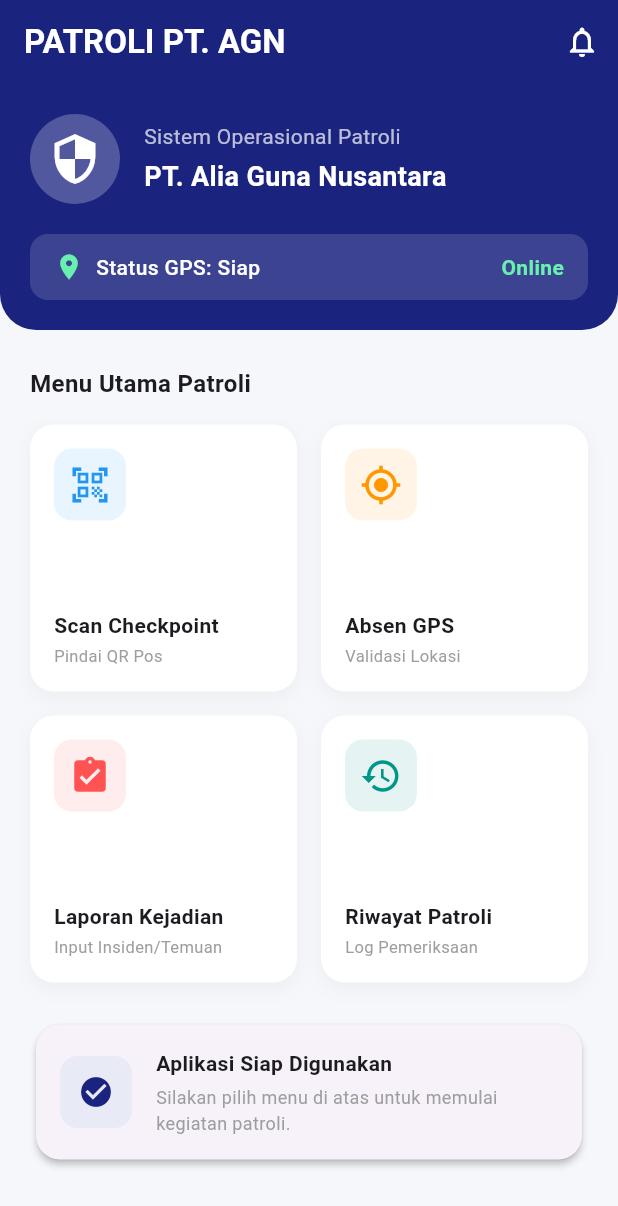
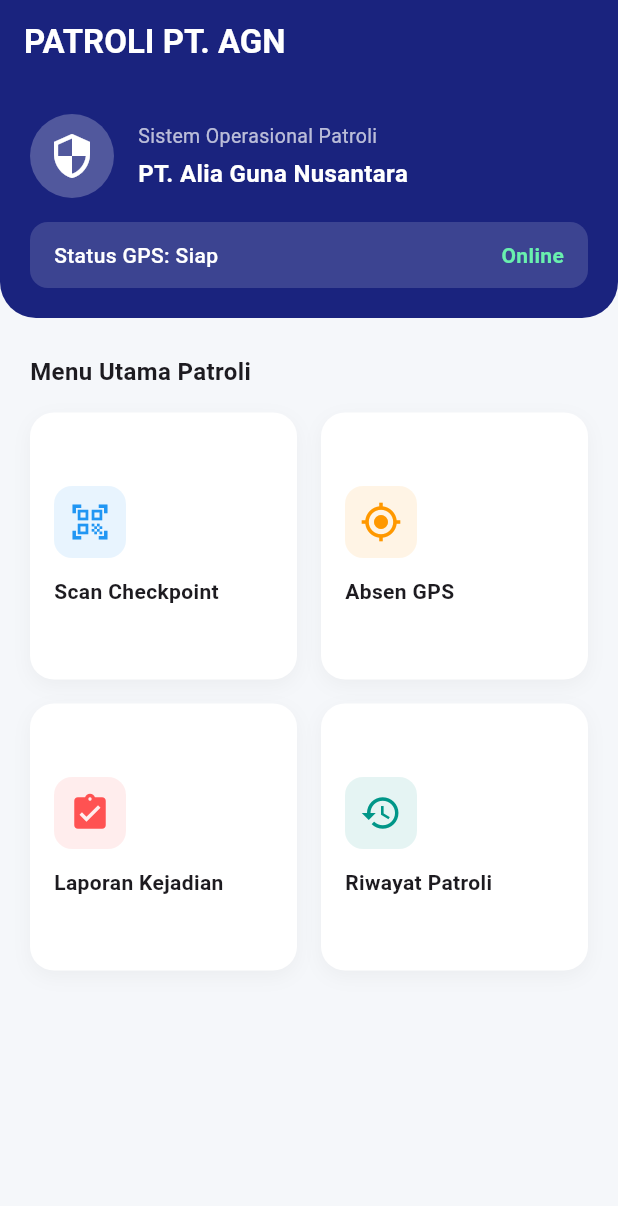
Before and after one commit to Aliaguna/patroli-agn, a Flutter app: the screen it shows after launch, on a phone screen of 412 x 824 dp. Shown: the top 1206 px of the screen. Run offline on Flutter 3.47's test engine with Material 3 defaults, Android fonts, the phone set to English and light mode, and no system bars; statements that could not run were skipped.

Commit message:
Refactor main.dart for UI improvements
Removed unused action buttons and comments, adjusted layout and styling for UI elements.

```diff
--- a/lib/main.dart
+++ b/lib/main.dart
@@ -34,18 +34,11 @@
         ),
         backgroundColor: const Color(0xFF1A237E),
         elevation: 0,
-        actions: [
-          IconButton(
-            icon: const Icon(Icons.notifications_none, color: Colors.white),
-            onPressed: () {},
-          ),
-        ],
       ),
       body: SingleChildScrollView(
         child: Column(
           crossAxisAlignment: CrossAxisAlignment.start,
           children: [
-            // Banner Profil & Status
             Container(
               padding: const EdgeInsets.all(20),
               decoration: const BoxDecoration(
@@ -60,9 +53,9 @@
                   Row(
                     children: [
                       const CircleAvatar(
-                        radius: 30,
+                        radius: 28,
                         backgroundColor: Colors.white24,
-                        child: Icon(Icons.security, size: 36, color: Colors.white),
+                        child: Icon(Icons.security, size: 32, color: Colors.white),
                       ),
                       const SizedBox(width: 16),
                       Column(
@@ -70,14 +63,14 @@
                         children: const [
                           Text(
                             'Sistem Operasional Patroli',
-                            style: TextStyle(color: Colors.white70, fontSize: 14),
+                            style: TextStyle(color: Colors.white70, fontSize: 13),
                           ),
                           SizedBox(height: 4),
                           Text(
                             'PT. Alia Guna Nusantara',
                             style: TextStyle(
                               color: Colors.white,
-                              fontSize: 18,
+                              fontSize: 16,
                               fontWeight: FontWeight.bold,
                             ),
                           ),
@@ -85,7 +78,7 @@
                       ),
                     ],
                   ),
-                  const SizedBox(height: 20),
+                  const SizedBox(height: 16),
                   Container(
                     padding: const EdgeInsets.symmetric(horizontal: 16, vertical: 12),
                     decoration: BoxDecoration(
@@ -95,15 +88,9 @@
                     child: Row(
                       mainAxisAlignment: MainAxisAlignment.spaceBetween,
                       children: const [
-                        Row(
-                          children: [
-                            Icon(Icons.location_on, color: Colors.greenAccent, size: 20),
-                            SizedBox(width: 8),
                         Text(
                           'Status GPS: Siap',
                           style: TextStyle(color: Colors.white, fontWeight: FontWeight.w500),
-                            ),
-                          ],
                         ),
                         Text(
                           'Online',
@@ -115,10 +102,7 @@
                 ],
               ),
             ),
-
             const SizedBox(height: 24),
-
-            // Judul Menu
             const Padding(
               padding: EdgeInsets.symmetric(horizontal: 20),
               child: Text(
@@ -130,10 +114,7 @@
                 ),
               ),
             ),
-
             const SizedBox(height: 16),
-
-            // Grid Menu Fitur
             Padding(
               padding: const EdgeInsets.symmetric(horizontal: 20),
               child: GridView.count(
@@ -146,75 +127,24 @@
                   _buildMenuCard(
                     icon: Icons.qr_code_scanner,
                     title: 'Scan Checkpoint',
-                    subtitle: 'Pindai QR Pos',
                     color: Colors.blue,
-                    onTap: () {},
                   ),
                   _buildMenuCard(
                     icon: Icons.my_location,
                     title: 'Absen GPS',
-                    subtitle: 'Validasi Lokasi',
                     color: Colors.orange,
-                    onTap: () {},
                   ),
                   _buildMenuCard(
                     icon: Icons.assignment_turned_in,
                     title: 'Laporan Kejadian',
-                    subtitle: 'Input Insiden/Temuan',
                     color: Colors.redAccent,
-                    onTap: () {},
                   ),
                   _buildMenuCard(
                     icon: Icons.history,
                     title: 'Riwayat Patroli',
-                    subtitle: 'Log Pemeriksaan',
                     color: Colors.teal,
-                    onTap: () {},
                   ),
                 ],
-              ),
-            ),
-
-            const SizedBox(height: 24),
-
-            // Info Aktivitas Terakhir
-            Padding(
-              padding: const EdgeInsets.symmetric(horizontal: 20),
-              child: Card(
-                shape: RoundedRectangleBorder(borderRadius: BorderRadius.circular(16)),
-                elevation: 2,
-                child: Padding(
-                  padding: const EdgeInsets.all(16),
-                  child: Row(
-                    children: [
-                      Container(
-                        padding: const EdgeInsets.all(12),
-                        decoration: BoxDecoration(
-                          color: Colors.indigo.shade50,
-                          borderRadius: BorderRadius.circular(12),
-                        ),
-                        child: const Icon(Icons.check_circle, color: Color(0xFF1A237E)),
-                      ),
-                      const SizedBox(width: 16),
-                      Expanded(
-                        child: Column(
-                          crossAxisAlignment: CrossAxisAlignment.start,
-                          children: const [
-                            Text(
-                              'Aplikasi Siap Digunakan',
-                              style: TextStyle(fontWeight: FontWeight.bold, fontSize: 14),
-                            ),
-                            SizedBox(height: 4),
-                            Text(
-                              'Silakan pilih menu di atas untuk memulai kegiatan patroli.',
-                              style: TextStyle(color: Colors.grey, fontSize: 12),
-                            ),
-                          ],
-                        ),
-                      ),
-                    ],
-                  ),
-                ),
               ),
             ),
             const SizedBox(height: 24),
@@ -227,14 +157,9 @@
   static Widget _buildMenuCard({
     required IconData icon,
     required String title,
-    required String subtitle,
     required Color color,
-    required VoidCallback onTap,
   }) {
-    return InkWell(
-      onTap: onTap,
-      borderRadius: BorderRadius.circular(16),
-      child: Container(
+    return Container(
       padding: const EdgeInsets.all(16),
       decoration: BoxDecoration(
         color: Colors.white,
@@ -249,7 +174,7 @@
       ),
       child: Column(
         crossAxisAlignment: CrossAxisAlignment.start,
-          mainAxisAlignment: MainAxisAlignment.spaceBetween,
+        mainAxisAlignment: MainAxisAlignment.center,
         children: [
           Container(
             padding: const EdgeInsets.all(10),
@@ -259,9 +184,7 @@
             ),
             child: Icon(icon, color: color, size: 28),
           ),
-            Column(
-              crossAxisAlignment: CrossAxisAlignment.start,
-              children: [
+          const SizedBox(height: 12),
           Text(
             title,
             style: const TextStyle(
@@ -270,18 +193,7 @@
               color: Colors.black80,
             ),
           ),
-                const SizedBox(height: 2),
-                Text(
-                  subtitle,
-                  style: const TextStyle(
-                    fontSize: 11,
-                    color: Colors.grey,
-                  ),
-                ),
         ],
-            ),
-          ],
-        ),
       ),
     );
   }
```
Lines whose indentation alone changed are shown as unchanged.
